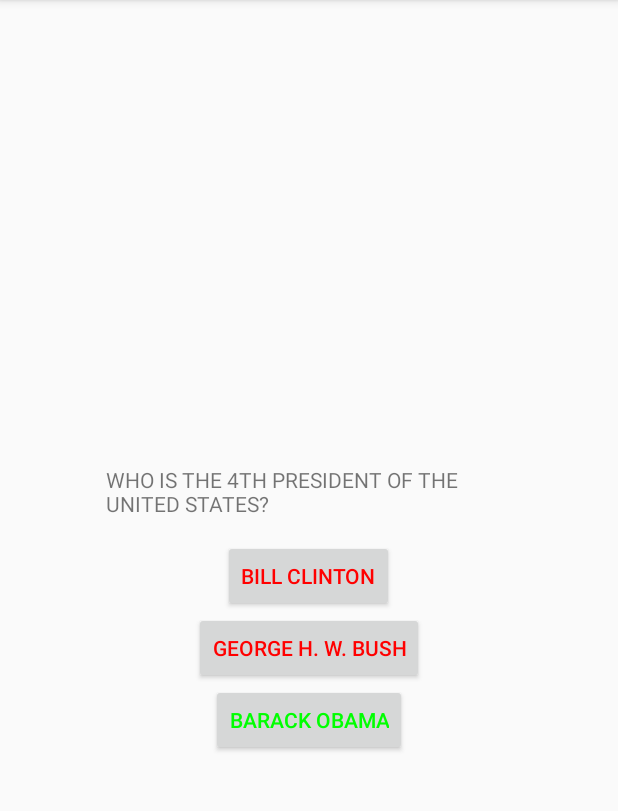
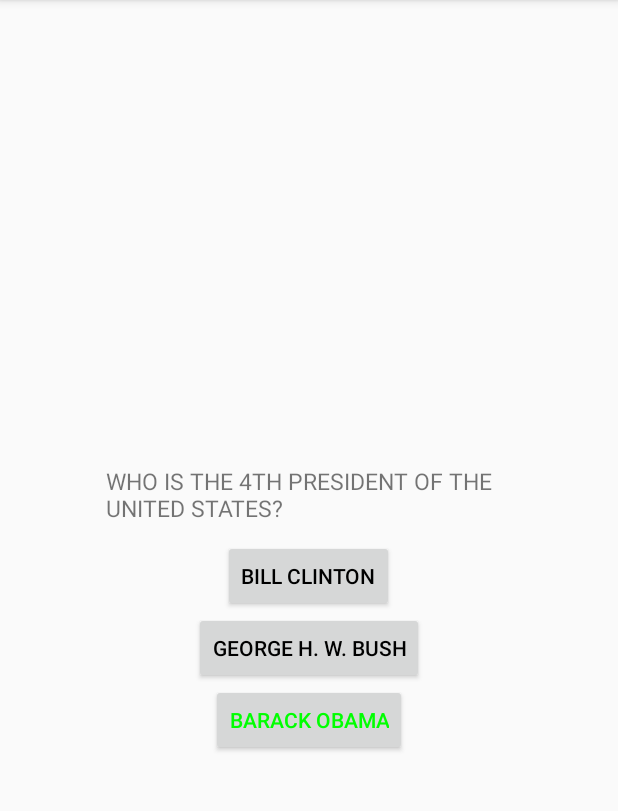
Before and after one commit to AlynMing/flashcard-1, an Android app: the screen it shows after launch (MainActivity), after a tap on "BARACK OBAMA", on a phone screen of 412 x 824 dp, the part 84-895 px from its top. Run offline under Robolectric (Android 15) with nearby library versions, the phone set to English and light mode, and no system bars; 2 other taps on this screen came first.

Commit message:
Final Verasion

```diff
--- a/app/build.gradle
+++ b/app/build.gradle
@@ -17,6 +17,9 @@ android {
             proguardFiles getDefaultProguardFile('proguard-android-optimize.txt'), 'proguard-rules.pro'
         }
     }
+    packagingOptions {
+        exclude 'META-INF/services/javax.annotation.processing.Processor'
+    }
 }
 
 dependencies {
--- a/app/src/main/java/com/example/flashcard/MainActivity.java
+++ b/app/src/main/java/com/example/flashcard/MainActivity.java
@@ -2,6 +2,7 @@ package com.example.flashcard;
 
 import androidx.appcompat.app.AppCompatActivity;
 
+import android.graphics.Color;
 import android.os.Bundle;
 import android.os.Handler;
 import android.view.View;
@@ -17,6 +18,7 @@ public class MainActivity extends AppCompatActivity {
         findViewById(R.id.ans1).setOnClickListener(new View.OnClickListener() {
             @Override
             public void onClick(View v) {
+                resetState();
                 ((Button) findViewById(R.id.ans1)).setTextColor(getResources().getColor(R.color.wrongAns));
 
             }
@@ -25,23 +27,22 @@ public class MainActivity extends AppCompatActivity {
         findViewById(R.id.ans2).setOnClickListener(new View.OnClickListener() {
             @Override
             public void onClick(View v) {
-
+                resetState();
                 ((Button) findViewById(R.id.ans2)).setTextColor(getResources().getColor(R.color.wrongAns));
             }
         });
         findViewById(R.id.ans3).setOnClickListener(new View.OnClickListener() {
             @Override
             public void onClick(View v) {
-
+                resetState();
                 ((Button) findViewById(R.id.ans3)).setTextColor(getResources().getColor(R.color.correctAns));
             }
         });
-        final Handler handler = new Handler();
-        handler.postDelayed(new Runnable() {
-            @Override
-            public void run() {
-                //Do somthing after 100ms
-            }
-        },100);
+    }
+
+    private void resetState() {
+        ((Button)findViewById(R.id.ans1)).setTextColor(Color.BLACK);
+        ((Button)findViewById(R.id.ans2)).setTextColor(Color.BLACK);
+        ((Button)findViewById(R.id.ans3)).setTextColor(Color.BLACK);
     }
 }
--- a/app/src/main/res/layout/activity_main.xml
+++ b/app/src/main/res/layout/activity_main.xml
@@ -7,11 +7,12 @@
     tools:context=".MainActivity">
 
     <TextView
-        android:layout_width="270sp"
-        android:layout_height="50sp"
+        android:layout_width="270dp"
+        android:layout_height="50dp"
         android:layout_above="@id/ans1"
         android:layout_centerHorizontal="true"
-        android:text="@string/who_is_the_4th_president_of_the_united_states" />
+        android:text="@string/who_is_the_4th_president_of_the_united_states"
+        android:textSize="15sp" />
 
     <Button
         android:id="@+id/ans1"
```
